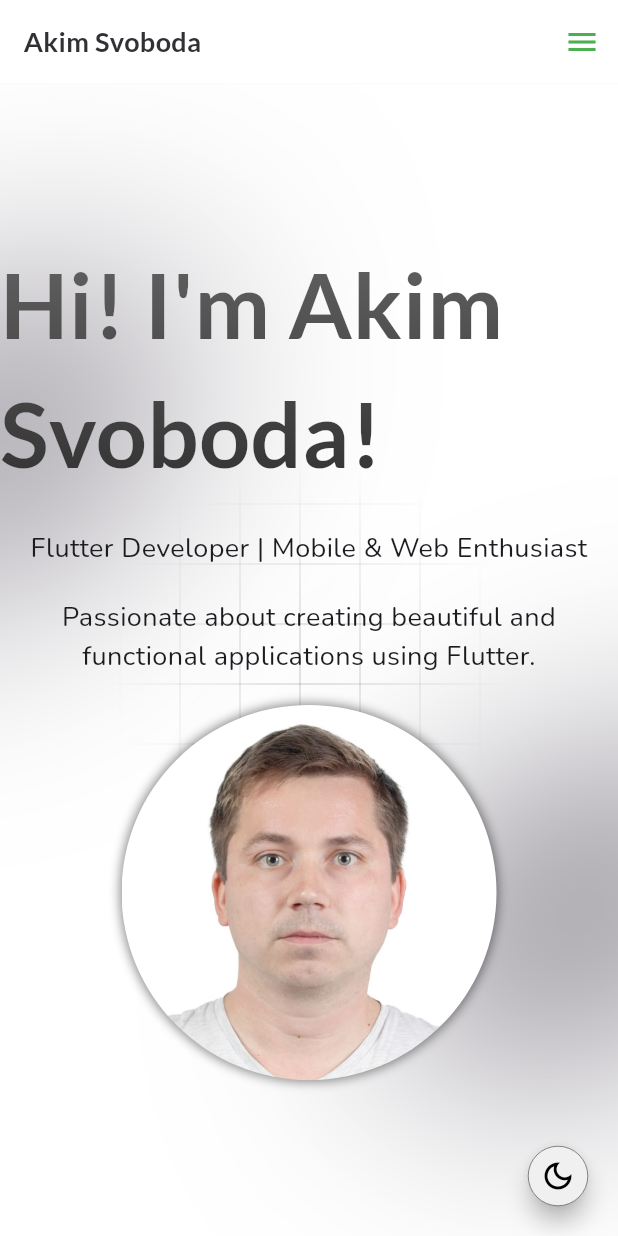
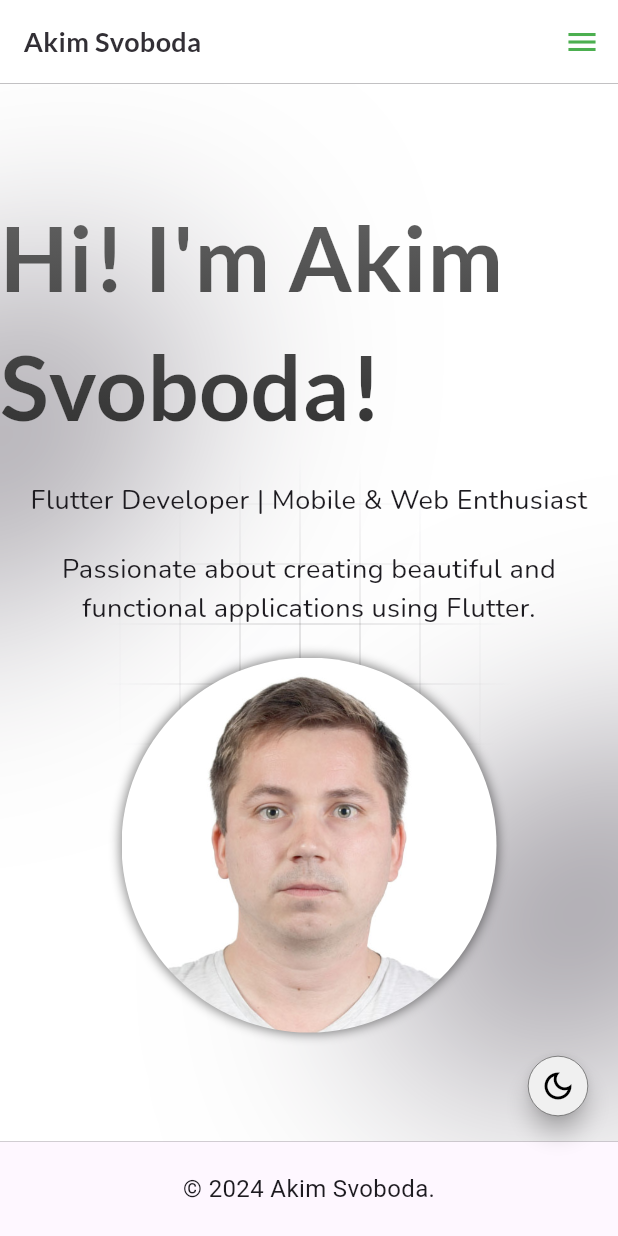
Before and after one commit to Akimskate/my_portfolio, a Flutter app: the DesktopPage screen opened directly, after a tap on the "light mode" icon, on a phone screen of 412 x 824 dp. Run offline on Flutter 3.47's test engine with Material 3 defaults, Android fonts, the phone set to English and light mode, and no system bars; drawn by our look-alikes of animated_text_kit; our stand-ins replace flutter_riverpod, font_awesome_flutter, google_fonts, responsive_builder.

Commit message:
Add basic footer and edit deep links

```diff
--- a/lib/presentation/common_widgets/custom_app_bar.dart
+++ b/lib/presentation/common_widgets/custom_app_bar.dart
@@ -1,10 +1,11 @@
-import 'package:animated_text_kit/animated_text_kit.dart';
+
 import 'package:flutter/material.dart';
 import 'package:font_awesome_flutter/font_awesome_flutter.dart';
-import 'package:google_fonts/google_fonts.dart';
+
 import 'package:my_portfolio/app/utils/url_constants.dart';
 import 'package:my_portfolio/app/utils/url_launcher_helper.dart';
 import 'package:my_portfolio/presentation/common_widgets/app_button_styles.dart';
+import 'package:my_portfolio/presentation/common_widgets/name_animated_widget.dart';
 import 'package:responsive_builder/responsive_builder.dart';
 
 class CustomAppBar extends StatelessWidget implements PreferredSizeWidget {
@@ -28,13 +29,13 @@ class CustomAppBar extends StatelessWidget implements PreferredSizeWidget {
 
   Widget _buildMobileAppBar(BuildContext context) {
     return AppBar(
-      leading: const LabelName(),
+      leading: const NameAnimatedWidget(),
       leadingWidth: 150,
       bottom: PreferredSize(
           preferredSize: const Size.fromHeight(4.0),
           child: Container(
-            color: Colors.grey[300],
-            height: 0.1,
+            color: Theme.of(context).colorScheme.inverseSurface,
+            height: 0.2,
           )),
       actions: [
         IconButton(
@@ -51,12 +52,12 @@ class CustomAppBar extends StatelessWidget implements PreferredSizeWidget {
   Widget _buildTabletAppBar(BuildContext context) {
     return AppBar(
       centerTitle: true,
-      leading: const LabelName(),
+      leading: const NameAnimatedWidget(),
       leadingWidth: 150,
       bottom: PreferredSize(
           preferredSize: const Size.fromHeight(4.0),
           child: Container(
-            color: Colors.grey[300],
+            color: Theme.of(context).colorScheme.inverseSurface,
             height: 0.5,
           )),
       title: Row(
@@ -126,12 +127,12 @@ class CustomAppBar extends StatelessWidget implements PreferredSizeWidget {
   Widget _buildDesktopAppBar(BuildContext context) {
     return AppBar(
       centerTitle: true,
-      leading: const LabelName(),
+      leading: const NameAnimatedWidget(),
       leadingWidth: 150,
       bottom: PreferredSize(
           preferredSize: const Size.fromHeight(4.0),
           child: Container(
-            color: Colors.grey[300],
+            color: Theme.of(context).colorScheme.inverseSurface,
             height: 0.5,
           )),
       title: Row(
@@ -198,36 +199,3 @@ class CustomAppBar extends StatelessWidget implements PreferredSizeWidget {
     );
   }
 }
-
-class LabelName extends StatelessWidget {
-  const LabelName({
-    super.key,
-  });
-
-  @override
-  Widget build(BuildContext context) {
-    List<Color> colorizeColors = [
-      Theme.of(context).colorScheme.inverseSurface,
-      Theme.of(context).colorScheme.surface,
-      Theme.of(context).colorScheme.inverseSurface,
-    ];
-    return Center(
-      child: AnimatedTextKit(
-        animatedTexts: [
-          ColorizeAnimatedText(
-            'Akim Svoboda',
-            textStyle: GoogleFonts.lato(fontSize: 18, fontWeight: FontWeight.bold),
-            colors: colorizeColors,
-          ),
-          ColorizeAnimatedText(
-            'Dart Side',
-            textStyle: GoogleFonts.lato(fontSize: 18, fontWeight: FontWeight.bold),
-            colors: colorizeColors,
-          ),
-        ],
-        repeatForever: true,
-        pause: const Duration(milliseconds: 1000),
-      ),
-    );
-  }
-}
--- /dev/null
+++ b/lib/presentation/common_widgets/footer.dart
@@ -0,0 +1,27 @@
+import 'package:flutter/material.dart';
+
+class Footer extends StatelessWidget {
+  const Footer({super.key});
+
+  @override
+  Widget build(BuildContext context) {
+    return Column(
+      children: [
+        Container(
+          color: Theme.of(context).colorScheme.inverseSurface,
+          height: 0.3,
+        ),
+        Container(
+          padding: const EdgeInsets.all(20),
+          color: Theme.of(context).colorScheme.surface,
+          child: const Center(
+            child: Text(
+              '© 2024 Akim Svoboda.',
+              style: TextStyle(fontSize: 16),
+            ),
+          ),
+        ),
+      ],
+    );
+  }
+}
--- /dev/null
+++ b/lib/presentation/common_widgets/name_animated_widget.dart
@@ -0,0 +1,36 @@
+import 'package:animated_text_kit/animated_text_kit.dart';
+import 'package:flutter/material.dart';
+import 'package:google_fonts/google_fonts.dart';
+
+class NameAnimatedWidget extends StatelessWidget {
+  const NameAnimatedWidget({
+    super.key,
+  });
+
+  @override
+  Widget build(BuildContext context) {
+    List<Color> colorizeColors = [
+      Theme.of(context).colorScheme.inverseSurface,
+      Theme.of(context).colorScheme.surface,
+      Theme.of(context).colorScheme.inverseSurface,
+    ];
+    return Center(
+      child: AnimatedTextKit(
+        animatedTexts: [
+          ColorizeAnimatedText(
+            'Akim Svoboda',
+            textStyle: GoogleFonts.lato(fontSize: 18, fontWeight: FontWeight.bold),
+            colors: colorizeColors,
+          ),
+          ColorizeAnimatedText(
+            'Dart Side',
+            textStyle: GoogleFonts.lato(fontSize: 18, fontWeight: FontWeight.bold),
+            colors: colorizeColors,
+          ),
+        ],
+        repeatForever: true,
+        pause: const Duration(milliseconds: 1000),
+      ),
+    );
+  }
+}
--- a/lib/presentation/common_widgets/theme_switch_button.dart
+++ b/lib/presentation/common_widgets/theme_switch_button.dart
@@ -16,7 +16,9 @@ class ThemeSwitchFAB extends ConsumerWidget {
       fabBackgroundColor = const Color.fromARGB(255, 240, 240, 240);
     }
 
-    return FloatingActionButton(
+    return Padding(
+      padding: const EdgeInsets.only(bottom: 60),
+      child: FloatingActionButton(
         mini: true,
         backgroundColor: fabBackgroundColor,
         shape: CircleBorder(
@@ -28,6 +30,7 @@ class ThemeSwitchFAB extends ConsumerWidget {
         child: Icon(
             color: themeMode == ThemeMode.light ? Colors.black : Colors.white,
             themeMode == ThemeMode.light ? Icons.dark_mode_outlined : Icons.light_mode_outlined),
+      ),
     );
   }
 }
--- a/lib/presentation/screens/desktop/desktop_page.dart
+++ b/lib/presentation/screens/desktop/desktop_page.dart
@@ -3,6 +3,7 @@ import 'package:my_portfolio/app/utils/animated_background_ovoids.dart';
 import 'package:my_portfolio/app/utils/background_grid.dart';
 import 'package:my_portfolio/presentation/common_widgets/avatar.dart';
 import 'package:my_portfolio/presentation/common_widgets/custom_app_bar.dart';
+import 'package:my_portfolio/presentation/common_widgets/footer.dart';
 import 'package:my_portfolio/presentation/common_widgets/theme_switch_button.dart';
 import 'package:my_portfolio/presentation/common_widgets/title_text.dart';
 
@@ -52,7 +53,10 @@ class _DesktopPageState extends State<DesktopPage> with SingleTickerProviderStat
               );
             },
           ),
-          const Center(
+          const Column(
+            children: [
+              Expanded(
+                child: Center(
                   child: Column(
                     mainAxisAlignment: MainAxisAlignment.center,
                     children: [
@@ -62,6 +66,10 @@ class _DesktopPageState extends State<DesktopPage> with SingleTickerProviderStat
                     ],
                   ),
                 ),
+              ),
+              Footer(),
+            ],
+          ),
         ],
       ),
       floatingActionButton: const ThemeSwitchFAB(),
--- a/lib/presentation/screens/mobile/mobile_portrait_page.dart
+++ b/lib/presentation/screens/mobile/mobile_portrait_page.dart
@@ -2,6 +2,7 @@ import 'package:flutter/material.dart';
 import 'package:my_portfolio/app/utils/background_grid.dart';
 import 'package:my_portfolio/presentation/common_widgets/avatar.dart';
 import 'package:my_portfolio/presentation/common_widgets/custom_app_bar.dart';
+import 'package:my_portfolio/presentation/common_widgets/footer.dart';
 import 'package:my_portfolio/presentation/common_widgets/theme_switch_button.dart';
 import 'package:my_portfolio/presentation/common_widgets/title_text.dart';
 
@@ -14,7 +15,10 @@ class MobilePortraitPage extends StatelessWidget {
       appBar: const CustomAppBar(),
       body: CustomPaint(
         painter: BackgroundGrid(color: Theme.of(context).colorScheme.inverseSurface),
-        child: const Center(
+        child: const Column(
+          children: [
+            Expanded(
+              child: Center(
                 child: Column(
                   mainAxisAlignment: MainAxisAlignment.center,
                   children: [
@@ -25,6 +29,10 @@ class MobilePortraitPage extends StatelessWidget {
                 ),
               ),
             ),
+            Footer(),
+          ],
+        ),
+      ),
       floatingActionButton: const ThemeSwitchFAB(),
     );
   }
```
Also changed, not shown: lib/presentation/screens/mobile/mobile_landscape_page.dart (+9 -1 lines), lib/presentation/screens/tablet/tablet_landscape_page.dart (+9 -1 lines), lib/presentation/screens/tablet/tablet_portrait_page.dart (+9 -1 lines). Lines whose indentation alone changed are shown as unchanged.
